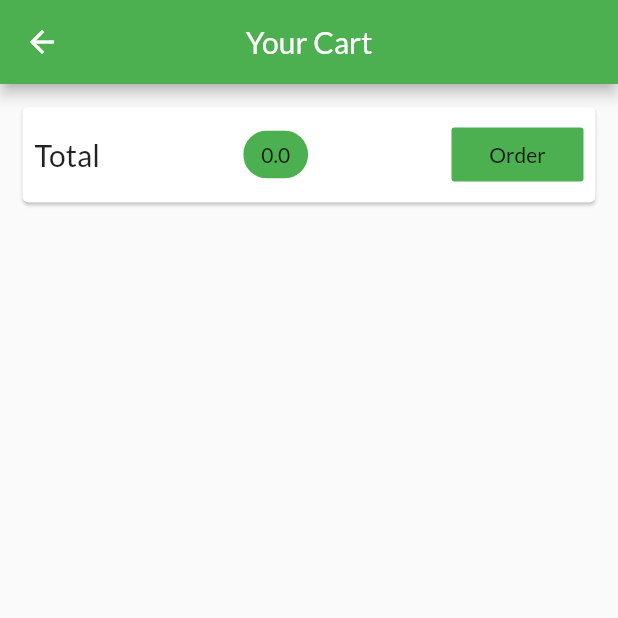
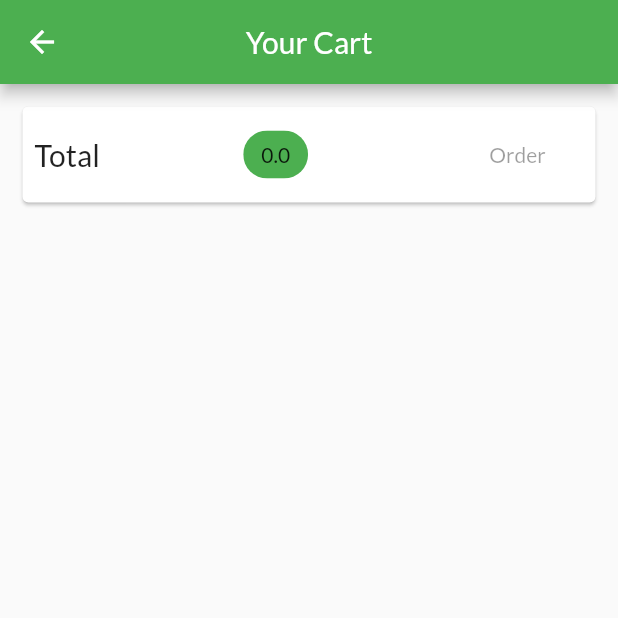
Before and after one commit to MahdiMurshed/goriber_daravely, a Flutter app: the CartScreen screen opened by its route, on a phone screen of 412 x 824 dp, the top half of it. Run offline on Flutter 3.47's test engine with Material 2 defaults, Android fonts, the phone set to English and light mode, and no system bars; network calls fail.

Commit message:
saving and fetching orders

```diff
--- a/lib/screen/cart_screen.dart
+++ b/lib/screen/cart_screen.dart
@@ -4,11 +4,20 @@ import 'package:shop_app/providers/cart.dart';
 import 'package:shop_app/providers/order.dart';
 import '../widgets/cart_item.dart';
 
-class CartScreen extends StatelessWidget {
+class CartScreen extends StatefulWidget {
   static const routeName = '/cart';
+
+  @override
+  _CartScreenState createState() => _CartScreenState();
+}
+
+class _CartScreenState extends State<CartScreen> {
+
+
+
   @override
   Widget build(BuildContext context) {
-    final order = Provider.of<Order>(context);
+    final order = Provider.of<Order>(context, listen: false);
     final cart = Provider.of<Cart>(context);
     print(cart.totalAmount);
     return Scaffold(
@@ -33,15 +42,7 @@ class CartScreen extends StatelessWidget {
                     label: Text(cart.totalAmount.toString()),
                     backgroundColor: Theme.of(context).primaryColor,
                   ),
-                  FlatButton(
-                    onPressed: () {
-                      order.addOrder(
-                          cart.items.values.toList(), cart.totalAmount);
-                      cart.clear();
-                    },
-                    child: Text('Order'),
-                    color: Theme.of(context).primaryColor,
-                  )
+                  OrderButton(cart: cart, order: order)
                 ],
               ),
             ),
@@ -64,3 +65,41 @@ class CartScreen extends StatelessWidget {
     );
   }
 }
+
+class OrderButton extends StatefulWidget {
+  const OrderButton({
+    Key key,
+    @required this.cart,
+    @required this.order,
+  }) : super(key: key);
+
+  final Cart cart;
+  final Order order;
+
+  @override
+  _OrderButtonState createState() => _OrderButtonState();
+}
+
+class _OrderButtonState extends State<OrderButton> {
+  var isLoading = false;
+  @override
+  Widget build(BuildContext context) {
+    return FlatButton(
+      onPressed: (widget.cart.totalAmount <= 0 || isLoading)
+          ? null
+          : () async {
+              setState(() {
+                isLoading = true;
+              });
+              await widget.order.addOrder(
+                  widget.cart.items.values.toList(), widget.cart.totalAmount);
+              setState(() {
+                isLoading = false;
+              });
+              widget.cart.clear();
+            },
+      child: isLoading ? CircularProgressIndicator() : Text('Order'),
+      color: Theme.of(context).primaryColor,
+    );
+  }
+}
```
Also changed, not shown: lib/providers/order.dart (+51 -3 lines), lib/screen/orders_screen.dart (+43 -5 lines).
